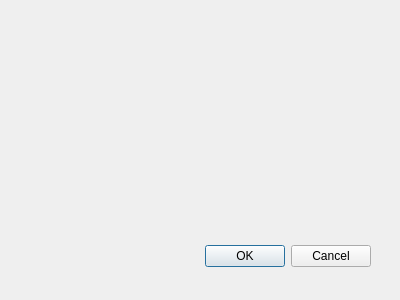
This is dct_widgets/aecweightsdialog/aecweightsdialog.ui in KAYA-Instruments/SDI-Control-Point as Qt 5 draws it before an edit. The edited form follows.
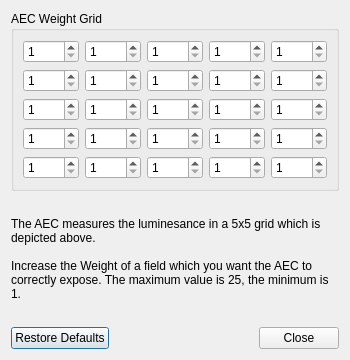
This is the edited form.

```diff
--- a/dct_widgets/aecweightsdialog/aecweightsdialog.ui
+++ b/dct_widgets/aecweightsdialog/aecweightsdialog.ui
@@ -8,29 +8,377 @@
    <rect>
     <x>0</x>
     <y>0</y>
-    <width>400</width>
-    <height>300</height>
+    <width>350</width>
+    <height>360</height>
    </rect>
   </property>
+  <property name="sizePolicy">
+   <sizepolicy hsizetype="Preferred" vsizetype="Minimum">
+    <horstretch>0</horstretch>
+    <verstretch>0</verstretch>
+   </sizepolicy>
+  </property>
   <property name="windowTitle">
    <string>Dialog</string>
   </property>
-  <widget name="buttonBox" class="QDialogButtonBox">
-   <property name="geometry">
-    <rect>
-     <x>30</x>
-     <y>240</y>
-     <width>341</width>
-     <height>32</height>
-    </rect>
-   </property>
-   <property name="orientation">
-    <enum>Qt::Horizontal</enum>
-   </property>
-   <property name="standardButtons">
-    <set>QDialogButtonBox::Cancel|QDialogButtonBox::Ok</set>
-   </property>
-  </widget>
+  <layout class="QGridLayout" name="gridLayout">
+   <item row="0" column="0">
+    <widget class="QGroupBox" name="gbxWeights">
+     <property name="title">
+      <string>AEC Weight Grid</string>
+     </property>
+     <layout class="QGridLayout" name="gridLayout_2">
+      <item row="1" column="1">
+       <widget class="QSpinBox" name="sbxWeight7">
+        <property name="minimum">
+         <number>1</number>
+        </property>
+        <property name="maximum">
+         <number>25</number>
+        </property>
+        <property name="value">
+         <number>1</number>
+        </property>
+       </widget>
+      </item>
+      <item row="1" column="4">
+       <widget class="QSpinBox" name="sbxWeight10">
+        <property name="minimum">
+         <number>1</number>
+        </property>
+        <property name="maximum">
+         <number>25</number>
+        </property>
+        <property name="value">
+         <number>1</number>
+        </property>
+       </widget>
+      </item>
+      <item row="0" column="1">
+       <widget class="QSpinBox" name="sbxWeight2">
+        <property name="minimum">
+         <number>1</number>
+        </property>
+        <property name="maximum">
+         <number>25</number>
+        </property>
+        <property name="value">
+         <number>1</number>
+        </property>
+       </widget>
+      </item>
+      <item row="4" column="0">
+       <widget class="QSpinBox" name="sbxWeight21">
+        <property name="minimum">
+         <number>1</number>
+        </property>
+        <property name="maximum">
+         <number>25</number>
+        </property>
+        <property name="value">
+         <number>1</number>
+        </property>
+       </widget>
+      </item>
+      <item row="2" column="0">
+       <widget class="QSpinBox" name="sbxWeight11">
+        <property name="minimum">
+         <number>1</number>
+        </property>
+        <property name="maximum">
+         <number>25</number>
+        </property>
+        <property name="value">
+         <number>1</number>
+        </property>
+       </widget>
+      </item>
+      <item row="3" column="3">
+       <widget class="QSpinBox" name="sbxWeight19">
+        <property name="minimum">
+         <number>1</number>
+        </property>
+        <property name="maximum">
+         <number>25</number>
+        </property>
+        <property name="value">
+         <number>1</number>
+        </property>
+       </widget>
+      </item>
+      <item row="3" column="1">
+       <widget class="QSpinBox" name="sbxWeight17">
+        <property name="minimum">
+         <number>1</number>
+        </property>
+        <property name="maximum">
+         <number>25</number>
+        </property>
+        <property name="value">
+         <number>1</number>
+        </property>
+       </widget>
+      </item>
+      <item row="3" column="0">
+       <widget class="QSpinBox" name="sbxWeight16">
+        <property name="minimum">
+         <number>1</number>
+        </property>
+        <property name="maximum">
+         <number>25</number>
+        </property>
+        <property name="value">
+         <number>1</number>
+        </property>
+       </widget>
+      </item>
+      <item row="1" column="0">
+       <widget class="QSpinBox" name="sbxWeight6">
+        <property name="minimum">
+         <number>1</number>
+        </property>
+        <property name="maximum">
+         <number>25</number>
+        </property>
+        <property name="value">
+         <number>1</number>
+        </property>
+       </widget>
+      </item>
+      <item row="4" column="2">
+       <widget class="QSpinBox" name="sbxWeight23">
+        <property name="minimum">
+         <number>1</number>
+        </property>
+        <property name="maximum">
+         <number>25</number>
+        </property>
+        <property name="value">
+         <number>1</number>
+        </property>
+       </widget>
+      </item>
+      <item row="2" column="3">
+       <widget class="QSpinBox" name="sbxWeight14">
+        <property name="minimum">
+         <number>1</number>
+        </property>
+        <property name="maximum">
+         <number>25</number>
+        </property>
+        <property name="value">
+         <number>1</number>
+        </property>
+       </widget>
+      </item>
+      <item row="4" column="3">
+       <widget class="QSpinBox" name="sbxWeight24">
+        <property name="minimum">
+         <number>1</number>
+        </property>
+        <property name="maximum">
+         <number>25</number>
+        </property>
+        <property name="value">
+         <number>1</number>
+        </property>
+       </widget>
+      </item>
+      <item row="0" column="0">
+       <widget class="QSpinBox" name="sbxWeight1">
+        <property name="minimum">
+         <number>1</number>
+        </property>
+        <property name="maximum">
+         <number>25</number>
+        </property>
+        <property name="value">
+         <number>1</number>
+        </property>
+       </widget>
+      </item>
+      <item row="0" column="3">
+       <widget class="QSpinBox" name="sbxWeight4">
+        <property name="minimum">
+         <number>1</number>
+        </property>
+        <property name="maximum">
+         <number>25</number>
+        </property>
+        <property name="value">
+         <number>1</number>
+        </property>
+       </widget>
+      </item>
+      <item row="4" column="4">
+       <widget class="QSpinBox" name="sbxWeight25">
+        <property name="minimum">
+         <number>1</number>
+        </property>
+        <property name="maximum">
+         <number>25</number>
+        </property>
+        <property name="value">
+         <number>1</number>
+        </property>
+       </widget>
+      </item>
+      <item row="3" column="2">
+       <widget class="QSpinBox" name="sbxWeight18">
+        <property name="minimum">
+         <number>1</number>
+        </property>
+        <property name="maximum">
+         <number>25</number>
+        </property>
+        <property name="value">
+         <number>1</number>
+        </property>
+       </widget>
+      </item>
+      <item row="4" column="1">
+       <widget class="QSpinBox" name="sbxWeight22">
+        <property name="minimum">
+         <number>1</number>
+        </property>
+        <property name="maximum">
+         <number>25</number>
+        </property>
+        <property name="value">
+         <number>1</number>
+        </property>
+       </widget>
+      </item>
+      <item row="2" column="4">
+       <widget class="QSpinBox" name="sbxWeight15">
+        <property name="minimum">
+         <number>1</number>
+        </property>
+        <property name="maximum">
+         <number>25</number>
+        </property>
+        <property name="value">
+         <number>1</number>
+        </property>
+       </widget>
+      </item>
+      <item row="3" column="4">
+       <widget class="QSpinBox" name="sbxWeight20">
+        <property name="minimum">
+         <number>1</number>
+        </property>
+        <property name="maximum">
+         <number>25</number>
+        </property>
+        <property name="value">
+         <number>1</number>
+        </property>
+       </widget>
+      </item>
+      <item row="0" column="2">
+       <widget class="QSpinBox" name="sbxWeight3">
+        <property name="minimum">
+         <number>1</number>
+        </property>
+        <property name="maximum">
+         <number>25</number>
+        </property>
+        <property name="value">
+         <number>1</number>
+        </property>
+       </widget>
+      </item>
+      <item row="1" column="2">
+       <widget class="QSpinBox" name="sbxWeight8">
+        <property name="minimum">
+         <number>1</number>
+        </property>
+        <property name="maximum">
+         <number>25</number>
+        </property>
+        <property name="value">
+         <number>1</number>
+        </property>
+       </widget>
+      </item>
+      <item row="1" column="3">
+       <widget class="QSpinBox" name="sbxWeight9">
+        <property name="minimum">
+         <number>1</number>
+        </property>
+        <property name="maximum">
+         <number>25</number>
+        </property>
+        <property name="value">
+         <number>1</number>
+        </property>
+       </widget>
+      </item>
+      <item row="2" column="1">
+       <widget class="QSpinBox" name="sbxWeight12">
+        <property name="minimum">
+         <number>1</number>
+        </property>
+        <property name="maximum">
+         <number>25</number>
+        </property>
+        <property name="value">
+         <number>1</number>
+        </property>
+       </widget>
+      </item>
+      <item row="0" column="4">
+       <widget class="QSpinBox" name="sbxWeight5">
+        <property name="minimum">
+         <number>1</number>
+        </property>
+        <property name="maximum">
+         <number>25</number>
+        </property>
+        <property name="value">
+         <number>1</number>
+        </property>
+       </widget>
+      </item>
+      <item row="2" column="2">
+       <widget class="QSpinBox" name="sbxWeight13">
+        <property name="minimum">
+         <number>1</number>
+        </property>
+        <property name="maximum">
+         <number>25</number>
+        </property>
+        <property name="value">
+         <number>1</number>
+        </property>
+       </widget>
+      </item>
+     </layout>
+    </widget>
+   </item>
+   <item row="2" column="0">
+    <widget class="QDialogButtonBox" name="buttonBox">
+     <property name="orientation">
+      <enum>Qt::Horizontal</enum>
+     </property>
+     <property name="standardButtons">
+      <set>QDialogButtonBox::Close|QDialogButtonBox::RestoreDefaults</set>
+     </property>
+    </widget>
+   </item>
+   <item row="1" column="0">
+    <widget class="QLabel" name="label">
+     <property name="text">
+      <string>The AEC measures the luminesance in a 5x5 grid which is depicted above.
+
+Increase the Weight of a field which you want the AEC to correctly expose. The maximum value is 25, the minimum is 1.</string>
+     </property>
+     <property name="wordWrap">
+      <bool>true</bool>
+     </property>
+    </widget>
+   </item>
+  </layout>
  </widget>
  <pixmapfunction/>
  <resources/>
```
Left out of the diff: 42 changed lines with no effect on the pictures.
